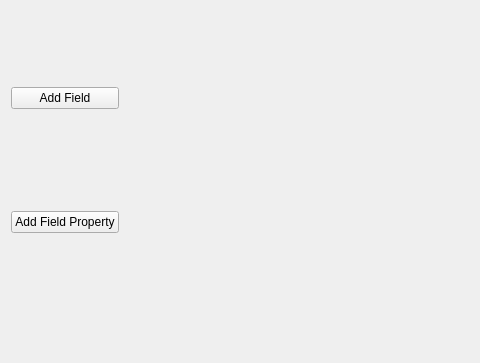
Old version of the form XMLGenerator/MainWindow.ui in the repository praveen-14/XMLGenerator; both pictures show x 0 to 480 and y 161 to 524 of the 1093 by 524 pixel window.
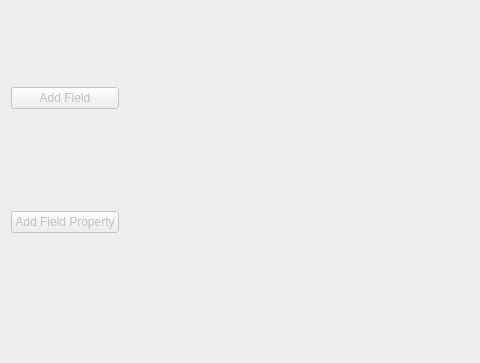
New version of the form.

Patch:
```diff
--- a/XMLGenerator/MainWindow.ui
+++ b/XMLGenerator/MainWindow.ui
@@ -27,14 +27,20 @@
          </widget>
         </item>
         <item>
-         <widget class="QPushButton" name="pushButton_2">
+         <widget class="QPushButton" name="addFieldButton">
+          <property name="enabled">
+           <bool>false</bool>
+          </property>
           <property name="text">
            <string>Add Field</string>
           </property>
          </widget>
         </item>
         <item>
-         <widget class="QPushButton" name="pushButton_3">
+         <widget class="QPushButton" name="addAttributeButton">
+          <property name="enabled">
+           <bool>false</bool>
+          </property>
           <property name="text">
            <string>Add Field Property</string>
           </property>
```
Left out of the diff: 6 changed lines with no effect on the pictures.
